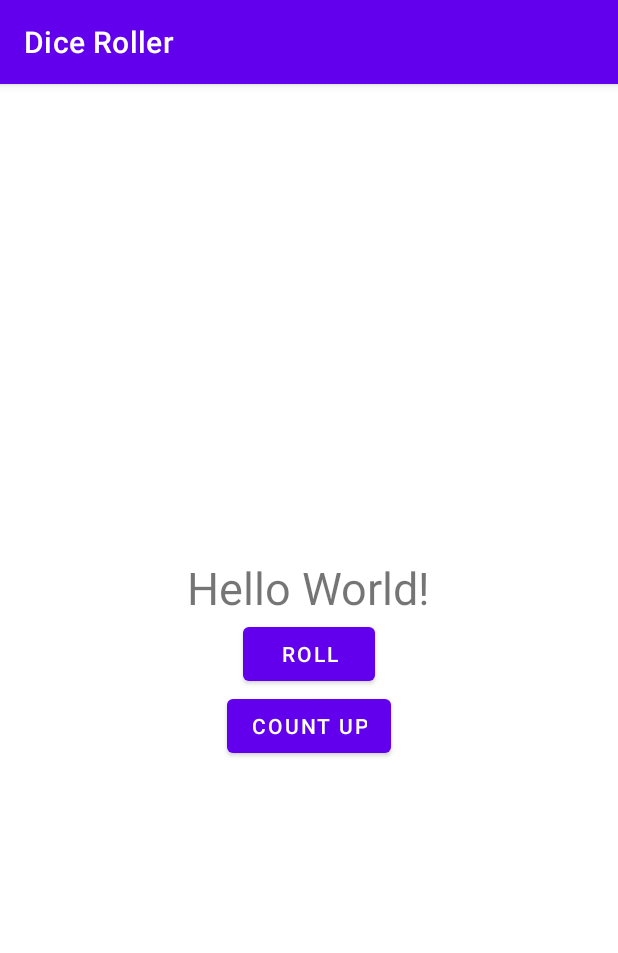
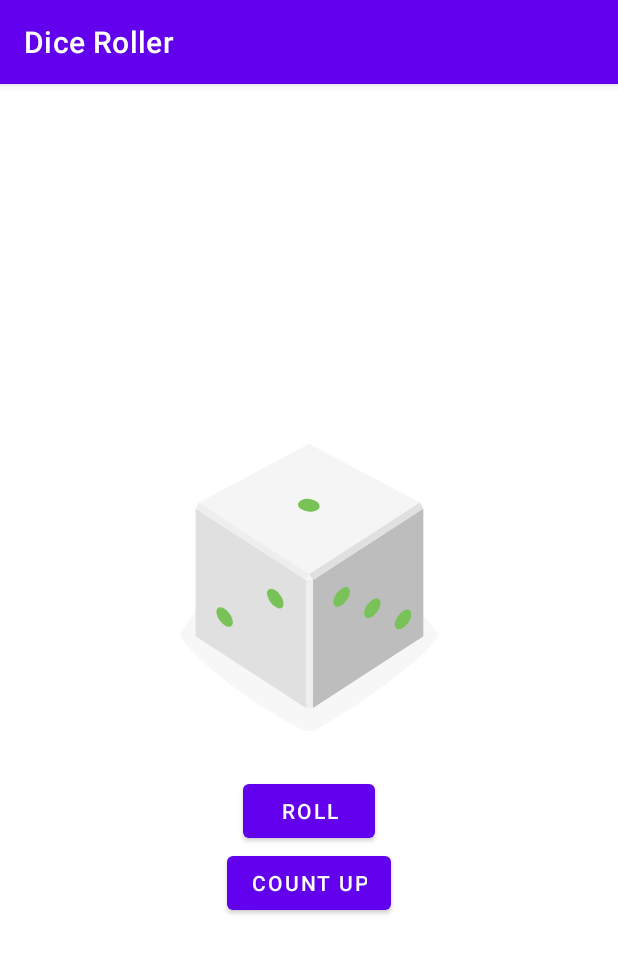
Before and after one commit to disebud/dice_exercise, an Android app: the screen it shows after launch (MainActivity), on a phone screen of 412 x 824 dp. Shown: the top 953 px of the screen. Run offline under Robolectric (Android 15) with nearby library versions, the phone set to English and light mode, and no system bars.

Commit message:
Dice Roller With Image

```diff
--- a/app/src/main/java/com/example/myapplication/MainActivity.kt
+++ b/app/src/main/java/com/example/myapplication/MainActivity.kt
@@ -3,6 +3,7 @@ package com.example.myapplication
 import androidx.appcompat.app.AppCompatActivity
 import android.os.Bundle
 import android.widget.Button
+import android.widget.ImageView
 import android.widget.TextView
 import android.widget.Toast
 import com.example.myapplication.R.string.hello
@@ -17,37 +18,46 @@ class MainActivity : AppCompatActivity() {
 
 
         rollButton.setOnClickListener{rollDice()}
-        countUpButton.setOnClickListener{countUp()}
+//        countUpButton.setOnClickListener{countUp()}
 
     }
 
 
     private fun rollDice(){
         val randomInt = (1..6).random()
-        val resultText: TextView = findViewById(R.id.result_text)
+        val diceImage: ImageView = findViewById(R.id.dice_image)
 
-        resultText.text = randomInt.toString()
+        val drawableResource = when (randomInt) {
+            1 -> R.drawable.dice_1
+            2 -> R.drawable.dice_2
+            3 -> R.drawable.dice_3
+            4 -> R.drawable.dice_4
+            5 -> R.drawable.dice_5
+            else -> R.drawable.dice_6
+        }
 
-        Toast.makeText(this,"Button Clicked",
+        diceImage.setImageResource(drawableResource)
+
+        Toast.makeText(this,"Button Clicked, Dice Number : $randomInt",
         Toast.LENGTH_SHORT).show()
     }
 
-    private fun countUp(){
-        val resultText: TextView = findViewById(R.id.result_text)
-
-       var hasil =  resultText.text.toString()
-
-        if (hasil == getString(R.string.hello)){
-                resultText.text = "1"
-        }else{
-            var numberNow = hasil.toInt()
-            if (numberNow < 6) {
-                numberNow+=1
-                resultText.text = numberNow.toString()
-            }
-        }
-
-
-
-    }
+//    private fun countUp(){
+//        val resultText: TextView = findViewById(R.id.result_text)
+//
+//       var hasil =  resultText.text.toString()
+//
+//        if (hasil == getString(R.string.hello)){
+//                resultText.text = "1"
+//        }else{
+//            var numberNow = hasil.toInt()
+//            if (numberNow < 6) {
+//                numberNow+=1
+//                resultText.text = numberNow.toString()
+//            }
+//        }
+//
+//
+//
+//    }
 }
--- /dev/null
+++ b/app/src/main/res/drawable/dice_1.xml
@@ -0,0 +1,66 @@
+<!--
+  ~ Copyright 2018, The Android Open Source Project
+  ~
+  ~ Licensed under the Apache License, Version 2.0 (the "License");
+  ~ you may not use this file except in compliance with the License.
+  ~ You may obtain a copy of the License at
+  ~
+  ~     http://www.apache.org/licenses/LICENSE-2.0
+  ~
+  ~ Unless required by applicable law or agreed to in writing, software
+  ~ distributed under the License is distributed on an "AS IS" BASIS,
+  ~ WITHOUT WARRANTIES OR CONDITIONS OF ANY KIND, either express or implied.
+  ~ See the License for the specific language governing permissions and
+  ~ limitations under the License.
+  -->
+
+<vector xmlns:android="http://schemas.android.com/apk/res/android"
+    android:width="200dp"
+    android:height="250dp"
+    android:viewportWidth="800"
+    android:viewportHeight="1000">
+    <path
+        android:fillAlpha="0.5"
+        android:fillColor="#eee"
+        android:pathData="M740.8,635.42c-68.27,90.47 -249.77,201.76 -316,240.63a50.7,50.7 0,0 1,-49.93 0.81c-64.19,-35 -234.09,-133.88 -315.65,-242a14.69,14.69 0,0 1,-0.12 -17.49c77.58,-106.29 159.67,-258.89 341.06,-258.89 182,0 242.19,139.08 340.27,258.88A14.62,14.62 0,0 1,740.8 635.42Z"
+        android:strokeAlpha="0.5" />
+    <path
+        android:fillColor="#bdbdbd"
+        android:pathData="M704.9,630l-294.29,191.06l0,-340.85l294.29,-191.06l0,340.85z" />
+    <path
+        android:fillColor="#e0e0e0"
+        android:pathData="M97.59,630l294.29,191.06l0,-340.85l-294.29,-191.06l0,340.85z" />
+    <path
+        android:fillColor="#f5f5f5"
+        android:pathData="M400.14,464.73l-293.19,-191.45l293.19,-156.31l295.39,156.31l-295.39,191.45z" />
+    <path
+        android:fillColor="#eee"
+        android:pathData="M106.95,273.28l-9.36,15.87l294.29,191.06l8.26,-15.48l-293.19,-191.45z" />
+    <path
+        android:fillColor="#e0e0e0"
+        android:pathData="M695.53,273.28l9.37,15.87l-294.29,191.06l-10.47,-15.48l295.39,-191.45z" />
+    <path
+        android:fillColor="#eee"
+        android:pathData="M391.88,480.21h18.73v340.85h-18.73z" />
+    <path
+        android:fillColor="#f5f5f5"
+        android:pathData="M400.14,464.73l-8.26,15.48l18.73,0l-10.47,-15.48z" />
+    <path
+        android:fillColor="#78c257"
+        android:pathData="M397.45,297.62a16.9,28.71 97.07,1 0,4.16 -33.54a16.9,28.71 97.07,1 0,-4.16 33.54z" />
+    <path
+        android:fillColor="#78c257"
+        android:pathData="M297.17,539.02a30.12,16.11 53.82,1 0,26.01 -19.02a30.12,16.11 53.82,1 0,-26.01 19.02z" />
+    <path
+        android:fillColor="#78c257"
+        android:pathData="M161.96,588.24a30.12,16.11 53.82,1 0,26.01 -19.02a30.12,16.11 53.82,1 0,-26.01 19.02z" />
+    <path
+        android:fillColor="#78c257"
+        android:pathData="M551.15,579.45a30.12,16.11 126.18,1 0,35.56 -48.62a30.12,16.11 126.18,1 0,-35.56 48.62z" />
+    <path
+        android:fillColor="#78c257"
+        android:pathData="M469.12,549.58a30.12,16.11 126.18,1 0,35.56 -48.62a30.12,16.11 126.18,1 0,-35.56 48.62z" />
+    <path
+        android:fillColor="#78c257"
+        android:pathData="M633.17,609.29a30.12,16.11 126.18,1 0,35.56 -48.62a30.12,16.11 126.18,1 0,-35.56 48.62z" />
+</vector>
--- /dev/null
+++ b/app/src/main/res/drawable/dice_2.xml
@@ -0,0 +1,66 @@
+<!--
+  ~ Copyright 2018, The Android Open Source Project
+  ~
+  ~ Licensed under the Apache License, Version 2.0 (the "License");
+  ~ you may not use this file except in compliance with the License.
+  ~ You may obtain a copy of the License at
+  ~
+  ~     http://www.apache.org/licenses/LICENSE-2.0
+  ~
+  ~ Unless required by applicable law or agreed to in writing, software
+  ~ distributed under the License is distributed on an "AS IS" BASIS,
+  ~ WITHOUT WARRANTIES OR CONDITIONS OF ANY KIND, either express or implied.
+  ~ See the License for the specific language governing permissions and
+  ~ limitations under the License.
+  -->
+
+<vector xmlns:android="http://schemas.android.com/apk/res/android"
+    android:width="200dp"
+    android:height="250dp"
+    android:viewportWidth="800"
+    android:viewportHeight="1000">
+    <path
+        android:fillAlpha="0.5"
+        android:fillColor="#eee"
+        android:pathData="M740.8,635.42c-68.27,90.47 -249.77,201.76 -316,240.63a50.7,50.7 0,0 1,-49.93 0.81c-64.19,-35 -234.09,-133.88 -315.65,-242a14.69,14.69 0,0 1,-0.12 -17.49c77.58,-106.29 159.67,-258.89 341.06,-258.89 182,0 242.19,139.08 340.27,258.88A14.62,14.62 0,0 1,740.8 635.42Z"
+        android:strokeAlpha="0.5" />
+    <path
+        android:fillColor="#bdbdbd"
+        android:pathData="M704.9,630l-294.29,191.06l0,-340.85l294.29,-191.06l0,340.85z" />
+    <path
+        android:fillColor="#e0e0e0"
+        android:pathData="M97.59,630l294.29,191.06l0,-340.85l-294.29,-191.06l0,340.85z" />
+    <path
+        android:fillColor="#f5f5f5"
+        android:pathData="M400.14,464.73l-293.19,-191.45l293.19,-156.31l295.39,156.31l-295.39,191.45z" />
+    <path
+        android:fillColor="#eee"
+        android:pathData="M106.95,273.28l-9.36,15.87l294.29,191.06l8.26,-15.48l-293.19,-191.45z" />
+    <path
+        android:fillColor="#e0e0e0"
+        android:pathData="M695.53,273.28l9.37,15.87l-294.29,191.06l-10.47,-15.48l295.39,-191.45z" />
+    <path
+        android:fillColor="#eee"
+        android:pathData="M391.88,480.21h18.73v340.85h-18.73z" />
+    <path
+        android:fillColor="#f5f5f5"
+        android:pathData="M400.14,464.73l-8.26,15.48l18.73,0l-10.47,-15.48z" />
+    <path
+        android:fillColor="#78c257"
+        android:pathData="M520.85,303.25a16.9,28.71 97.07,1 0,4.16 -33.54a16.9,28.71 97.07,1 0,-4.16 33.54z" />
+    <path
+        android:fillColor="#78c257"
+        android:pathData="M273.33,291.99a16.9,28.71 97.07,1 0,4.16 -33.54a16.9,28.71 97.07,1 0,-4.16 33.54z" />
+    <path
+        android:fillColor="#78c257"
+        android:pathData="M229.56,563.64a30.12,16.11 53.82,1 0,26.01 -19.02a30.12,16.11 53.82,1 0,-26.01 19.02z" />
+    <path
+        android:fillColor="#78c257"
+        android:pathData="M311.58,533.77a30.12,16.11 53.82,1 0,26.01 -19.02a30.12,16.11 53.82,1 0,-26.01 19.02z" />
+    <path
+        android:fillColor="#78c257"
+        android:pathData="M147.54,593.49a30.12,16.11 53.82,1 0,26.01 -19.02a30.12,16.11 53.82,1 0,-26.01 19.02z" />
+    <path
+        android:fillColor="#78c257"
+        android:pathData="M551.15,579.45a30.12,16.11 126.18,1 0,35.56 -48.62a30.12,16.11 126.18,1 0,-35.56 48.62z" />
+</vector>
--- /dev/null
+++ b/app/src/main/res/drawable/dice_3.xml
@@ -0,0 +1,66 @@
+<!--
+  ~ Copyright 2018, The Android Open Source Project
+  ~
+  ~ Licensed under the Apache License, Version 2.0 (the "License");
+  ~ you may not use this file except in compliance with the License.
+  ~ You may obtain a copy of the License at
+  ~
+  ~     http://www.apache.org/licenses/LICENSE-2.0
+  ~
+  ~ Unless required by applicable law or agreed to in writing, software
+  ~ distributed under the License is distributed on an "AS IS" BASIS,
+  ~ WITHOUT WARRANTIES OR CONDITIONS OF ANY KIND, either express or implied.
+  ~ See the License for the specific language governing permissions and
+  ~ limitations under the License.
+  -->
+
+<vector xmlns:android="http://schemas.android.com/apk/res/android"
+    android:width="200dp"
+    android:height="250dp"
+    android:viewportWidth="800"
+    android:viewportHeight="1000">
+    <path
+        android:fillAlpha="0.5"
+        android:fillColor="#eee"
+        android:pathData="M740.8,635.42c-68.27,90.47 -249.77,201.76 -316,240.63a50.7,50.7 0,0 1,-49.93 0.81c-64.19,-35 -234.09,-133.88 -315.65,-242a14.69,14.69 0,0 1,-0.12 -17.49c77.58,-106.29 159.67,-258.89 341.06,-258.89 182,0 242.19,139.08 340.27,258.88A14.62,14.62 0,0 1,740.8 635.42Z"
+        android:strokeAlpha="0.5" />
+    <path
+        android:fillColor="#bdbdbd"
+        android:pathData="M704.9,630l-294.29,191.06l0,-340.85l294.29,-191.06l0,340.85z" />
+    <path
+        android:fillColor="#e0e0e0"
+        android:pathData="M97.59,630l294.29,191.06l0,-340.85l-294.29,-191.06l0,340.85z" />
+    <path
+        android:fillColor="#f5f5f5"
+        android:pathData="M400.14,464.73l-293.19,-191.45l293.19,-156.31l295.39,156.31l-295.39,191.45z" />
+    <path
+        android:fillColor="#eee"
+        android:pathData="M106.95,273.28l-9.36,15.87l294.29,191.06l8.26,-15.48l-293.19,-191.45z" />
+    <path
+        android:fillColor="#e0e0e0"
+        android:pathData="M695.53,273.28l9.37,15.87l-294.29,191.06l-10.47,-15.48l295.39,-191.45z" />
+    <path
+        android:fillColor="#eee"
+        android:pathData="M391.88,480.21h18.73v340.85h-18.73z" />
+    <path
+        android:fillColor="#f5f5f5"
+        android:pathData="M400.14,464.73l-8.26,15.48l18.73,0l-10.47,-15.48z" />
+    <path
+        android:fillColor="#78c257"
+        android:pathData="M398.11,297.62a16.9,28.71 97.07,1 0,4.16 -33.54a16.9,28.71 97.07,1 0,-4.16 33.54z" />
+    <path
+        android:fillColor="#78c257"
+        android:pathData="M548.27,304.46a16.9,28.71 97.07,1 0,4.16 -33.54a16.9,28.71 97.07,1 0,-4.16 33.54z" />
+    <path
+        android:fillColor="#78c257"
+        android:pathData="M247.95,290.79a16.9,28.71 97.07,1 0,4.16 -33.54a16.9,28.71 97.07,1 0,-4.16 33.54z" />
+    <path
+        android:fillColor="#78c257"
+        android:pathData="M229.56,563.64a30.12,16.11 53.82,1 0,26.01 -19.02a30.12,16.11 53.82,1 0,-26.01 19.02z" />
+    <path
+        android:fillColor="#78c257"
+        android:pathData="M483.54,554.83a30.12,16.11 126.18,1 0,35.56 -48.62a30.12,16.11 126.18,1 0,-35.56 48.62z" />
+    <path
+        android:fillColor="#78c257"
+        android:pathData="M618.75,604.04a30.12,16.11 126.18,1 0,35.56 -48.62a30.12,16.11 126.18,1 0,-35.56 48.62z" />
+</vector>
--- /dev/null
+++ b/app/src/main/res/drawable/dice_4.xml
@@ -0,0 +1,69 @@
+<!--
+  ~ Copyright 2018, The Android Open Source Project
+  ~
+  ~ Licensed under the Apache License, Version 2.0 (the "License");
+  ~ you may not use this file except in compliance with the License.
+  ~ You may obtain a copy of the License at
+  ~
+  ~     http://www.apache.org/licenses/LICENSE-2.0
+  ~
+  ~ Unless required by applicable law or agreed to in writing, software
+  ~ distributed under the License is distributed on an "AS IS" BASIS,
+  ~ WITHOUT WARRANTIES OR CONDITIONS OF ANY KIND, either express or implied.
+  ~ See the License for the specific language governing permissions and
+  ~ limitations under the License.
+  -->
+
+<vector xmlns:android="http://schemas.android.com/apk/res/android"
+    android:width="200dp"
+    android:height="250dp"
+    android:viewportWidth="800"
+    android:viewportHeight="1000">
+    <path
+        android:fillAlpha="0.5"
+        android:fillColor="#eee"
+        android:pathData="M740.8,635.42c-68.27,90.47 -249.77,201.76 -316,240.63a50.7,50.7 0,0 1,-49.93 0.81c-64.19,-35 -234.09,-133.88 -315.65,-242a14.69,14.69 0,0 1,-0.12 -17.49c77.58,-106.29 159.67,-258.89 341.06,-258.89 182,0 242.19,139.08 340.27,258.88A14.62,14.62 0,0 1,740.8 635.42Z"
+        android:strokeAlpha="0.5" />
+    <path
+        android:fillColor="#bdbdbd"
+        android:pathData="M704.9,630l-294.29,191.06l0,-340.85l294.29,-191.06l0,340.85z" />
+    <path
+        android:fillColor="#e0e0e0"
+        android:pathData="M97.59,630l294.29,191.06l0,-340.85l-294.29,-191.06l0,340.85z" />
+    <path
+        android:fillColor="#f5f5f5"
+        android:pathData="M400.14,464.73l-293.19,-191.45l293.19,-156.31l295.39,156.31l-295.39,191.45z" />
+    <path
+        android:fillColor="#eee"
+        android:pathData="M106.95,273.28l-9.36,15.87l294.29,191.06l8.26,-15.48l-293.19,-191.45z" />
+    <path
+        android:fillColor="#e0e0e0"
+        android:pathData="M695.53,273.28l9.37,15.87l-294.29,191.06l-10.47,-15.48l295.39,-191.45z" />
+    <path
+        android:fillColor="#eee"
+        android:pathData="M391.88,480.21h18.73v340.85h-18.73z" />
+    <path
+        android:fillColor="#f5f5f5"
+        android:pathData="M400.14,464.73l-8.26,15.48l18.73,0l-10.47,-15.48z" />
+    <path
+        android:fillColor="#78c257"
+        android:pathData="M530.08,303.65a16.9,28.71 97.07,1 0,4.16 -33.54a16.9,28.71 97.07,1 0,-4.16 33.54z" />
+    <path
+        android:fillColor="#78c257"
+        android:pathData="M389.68,218.17a16.9,28.71 97.07,1 0,4.16 -33.54a16.9,28.71 97.07,1 0,-4.16 33.54z" />
+    <path
+        android:fillColor="#78c257"
+        android:pathData="M405.35,377.09a16.9,28.71 97.07,1 0,4.16 -33.54a16.9,28.71 97.07,1 0,-4.16 33.54z" />
+    <path
+        android:fillColor="#78c257"
+        android:pathData="M264.95,291.6a16.9,28.71 97.07,1 0,4.16 -33.54a16.9,28.71 97.07,1 0,-4.16 33.54z" />
+    <path
+        android:fillColor="#78c257"
+        android:pathData="M297.17,541.59a30.12,16.11 53.82,1 0,26.01 -19.02a30.12,16.11 53.82,1 0,-26.01 19.02z" />
+    <path
+        android:fillColor="#78c257"
+        android:pathData="M161.96,590.81a30.12,16.11 53.82,1 0,26.01 -19.02a30.12,16.11 53.82,1 0,-26.01 19.02z" />
+    <path
+        android:fillColor="#78c257"
+        android:pathData="M551.15,579.45a30.12,16.11 126.18,1 0,35.56 -48.62a30.12,16.11 126.18,1 0,-35.56 48.62z" />
+</vector>
--- /dev/null
+++ b/app/src/main/res/drawable/dice_5.xml
@@ -0,0 +1,75 @@
+<!--
+  ~ Copyright 2018, The Android Open Source Project
+  ~
+  ~ Licensed under the Apache License, Version 2.0 (the "License");
+  ~ you may not use this file except in compliance with the License.
+  ~ You may obtain a copy of the License at
+  ~
+  ~     http://www.apache.org/licenses/LICENSE-2.0
+  ~
+  ~ Unless required by applicable law or agreed to in writing, software
+  ~ distributed under the License is distributed on an "AS IS" BASIS,
+  ~ WITHOUT WARRANTIES OR CONDITIONS OF ANY KIND, either express or implied.
+  ~ See the License for the specific language governing permissions and
+  ~ limitations under the License.
+  -->
+
+<vector xmlns:android="http://schemas.android.com/apk/res/android"
+    android:width="200dp"
+    android:height="250dp"
+    android:viewportWidth="800"
+    android:viewportHeight="1000">
+    <path
+        android:fillAlpha="0.5"
+        android:fillColor="#eee"
+        android:pathData="M740.8,635.42c-68.27,90.47 -249.77,201.76 -316,240.63a50.7,50.7 0,0 1,-49.93 0.81c-64.19,-35 -234.09,-133.88 -315.65,-242a14.69,14.69 0,0 1,-0.12 -17.49c77.58,-106.29 159.67,-258.89 341.06,-258.89 182,0 242.19,139.08 340.27,258.88A14.62,14.62 0,0 1,740.8 635.42Z"
+        android:strokeAlpha="0.5" />
+    <path
+        android:fillColor="#bdbdbd"
+        android:pathData="M704.9,630l-294.29,191.06l0,-340.85l294.29,-191.06l0,340.85z" />
+    <path
+        android:fillColor="#e0e0e0"
+        android:pathData="M97.59,630l294.29,191.06l0,-340.85l-294.29,-191.06l0,340.85z" />
+    <path
+        android:fillColor="#f5f5f5"
+        android:pathData="M400.14,464.73l-293.19,-191.45l293.19,-156.31l295.39,156.31l-295.39,191.45z" />
+    <path
+        android:fillColor="#eee"
+        android:pathData="M106.95,273.28l-9.36,15.87l294.29,191.06l8.26,-15.48l-293.19,-191.45z" />
+    <path
+        android:fillColor="#e0e0e0"
+        android:pathData="M695.53,273.28l9.37,15.87l-294.29,191.06l-10.47,-15.48l295.39,-191.45z" />
+    <path
+        android:fillColor="#eee"
+        android:pathData="M391.88,480.21h18.73v340.85h-18.73z" />
+    <path
+        android:fillColor="#f5f5f5"
+        android:pathData="M400.14,464.73l-8.26,15.48l18.73,0l-10.47,-15.48z" />
+    <path
+        android:fillColor="#78c257"
+        android:pathData="M397.05,297.63a16.9,28.71 97.07,1 0,4.16 -33.54a16.9,28.71 97.07,1 0,-4.16 33.54z" />
+    <path
+        android:fillColor="#78c257"
+        android:pathData="M547.21,304.45a16.9,28.71 97.07,1 0,4.16 -33.54a16.9,28.71 97.07,1 0,-4.16 33.54z" />
+    <path
+        android:fillColor="#78c257"
+        android:pathData="M388.17,207.62a16.9,28.71 97.07,1 0,4.16 -33.54a16.9,28.71 97.07,1 0,-4.16 33.54z" />
+    <path
+        android:fillColor="#78c257"
+        android:pathData="M405.93,387.62a16.9,28.71 97.07,1 0,4.16 -33.54a16.9,28.71 97.07,1 0,-4.16 33.54z" />
+    <path
+        android:fillColor="#78c257"
+        android:pathData="M246.89,290.79a16.9,28.71 97.07,1 0,4.16 -33.54a16.9,28.71 97.07,1 0,-4.16 33.54z" />
+    <path
+        android:fillColor="#78c257"
+        android:pathData="M229.56,563.64a30.12,16.11 53.82,1 0,26.01 -19.02a30.12,16.11 53.82,1 0,-26.01 19.02z" />
+    <path
+        android:fillColor="#78c257"
+        android:pathData="M551.15,579.45a30.12,16.11 126.18,1 0,35.56 -48.62a30.12,16.11 126.18,1 0,-35.56 48.62z" />
+    <path
+        android:fillColor="#78c257"
+        android:pathData="M469.12,549.58a30.12,16.11 126.18,1 0,35.56 -48.62a30.12,16.11 126.18,1 0,-35.56 48.62z" />
+    <path
+        android:fillColor="#78c257"
+        android:pathData="M633.17,609.29a30.12,16.11 126.18,1 0,35.56 -48.62a30.12,16.11 126.18,1 0,-35.56 48.62z" />
+</vector>
--- /dev/null
+++ b/app/src/main/res/drawable/dice_6.xml
@@ -0,0 +1,81 @@
+<!--
+  ~ Copyright 2018, The Android Open Source Project
+  ~
+  ~ Licensed under the Apache License, Version 2.0 (the "License");
+  ~ you may not use this file except in compliance with the License.
+  ~ You may obtain a copy of the License at
+  ~
+  ~     http://www.apache.org/licenses/LICENSE-2.0
+  ~
+  ~ Unless required by applicable law or agreed to in writing, software
+  ~ distributed under the License is distributed on an "AS IS" BASIS,
+  ~ WITHOUT WARRANTIES OR CONDITIONS OF ANY KIND, either express or implied.
+  ~ See the License for the specific language governing permissions and
+  ~ limitations under the License.
+  -->
+
+<vector xmlns:android="http://schemas.android.com/apk/res/android"
+    android:width="200dp"
+    android:height="250dp"
+    android:viewportWidth="800"
+    android:viewportHeight="1000">
+    <path
+        android:fillAlpha="0.5"
+        android:fillColor="#eee"
+        android:pathData="M740.8,635.42c-68.27,90.47 -249.77,201.76 -316,240.63a50.7,50.7 0,0 1,-49.93 0.81c-64.19,-35 -234.09,-133.88 -315.65,-242a14.69,14.69 0,0 1,-0.12 -17.49c77.58,-106.29 159.67,-258.89 341.06,-258.89 182,0 242.19,139.08 340.27,258.88A14.62,14.62 0,0 1,740.8 635.42Z"
+        android:strokeAlpha="0.5" />
+    <path
+        android:fillColor="#bdbdbd"
+        android:pathData="M704.9,630l-294.29,191.06l0,-340.85l294.29,-191.06l0,340.85z" />
+    <path
+        android:fillColor="#e0e0e0"
+        android:pathData="M97.59,630l294.29,191.06l0,-340.85l-294.29,-191.06l0,340.85z" />
+    <path
+        android:fillColor="#f5f5f5"
+        android:pathData="M400.14,464.73l-293.19,-191.45l293.19,-156.31l295.39,156.31l-295.39,191.45z" />
+    <path
+        android:fillColor="#eee"
+        android:pathData="M106.95,273.28l-9.36,15.87l294.29,191.06l8.26,-15.48l-293.19,-191.45z" />
+    <path
+        android:fillColor="#e0e0e0"
+        android:pathData="M695.53,273.28l9.37,15.87l-294.29,191.06l-10.47,-15.48l295.39,-191.45z" />
+    <path
+        android:fillColor="#eee"
+        android:pathData="M391.88,480.21h18.73v340.85h-18.73z" />
+    <path
+        android:fillColor="#f5f5f5"
+        android:pathData="M400.14,464.73l-8.26,15.48l18.73,0l-10.47,-15.48z" />
+    <path
+        android:fillColor="#78c257"
+        android:pathData="M326.53,254.89a16.9,28.71 97.07,1 0,4.16 -33.54a16.9,28.71 97.07,1 0,-4.16 33.54z" />
+    <path
+        android:fillColor="#78c257"
+        android:pathData="M537.57,298.78a16.9,28.71 97.07,1 0,4.16 -33.54a16.9,28.71 97.07,1 0,-4.16 33.54z" />
+    <path
+        android:fillColor="#78c257"
+        android:pathData="M397.17,213.3a16.9,28.71 97.07,1 0,4.16 -33.54a16.9,28.71 97.07,1 0,-4.16 33.54z" />
+    <path
+        android:fillColor="#78c257"
+        android:pathData="M396.31,381.95a16.9,28.71 97.07,1 0,4.16 -33.54a16.9,28.71 97.07,1 0,-4.16 33.54z" />
+    <path
+        android:fillColor="#78c257"
+        android:pathData="M255.91,296.47a16.9,28.71 97.07,1 0,4.16 -33.54a16.9,28.71 97.07,1 0,-4.16 33.54z" />
+    <path
+        android:fillColor="#78c257"
+        android:pathData="M466.93,340.37a16.9,28.71 97.07,1 0,4.16 -33.54a16.9,28.71 97.07,1 0,-4.16 33.54z" />
+    <path
+        android:fillColor="#78c257"
+        android:pathData="M230,563.64a30.12,16.11 53.82,1 0,26.01 -19.02a30.12,16.11 53.82,1 0,-26.01 19.02z" />
+    <path
+        android:fillColor="#78c257"
+        android:pathData="M312.02,533.78a30.12,16.11 53.82,1 0,26.01 -19.02a30.12,16.11 53.82,1 0,-26.01 19.02z" />
+    <path
+        android:fillColor="#78c257"
+        android:pathData="M147.96,593.48a30.12,16.11 53.82,1 0,26.01 -19.02a30.12,16.11 53.82,1 0,-26.01 19.02z" />
+    <path
+        android:fillColor="#78c257"
+        android:pathData="M483.54,554.83a30.12,16.11 126.18,1 0,35.56 -48.62a30.12,16.11 126.18,1 0,-35.56 48.62z" />
+    <path
+        android:fillColor="#78c257"
+        android:pathData="M618.75,604.04a30.12,16.11 126.18,1 0,35.56 -48.62a30.12,16.11 126.18,1 0,-35.56 48.62z" />
+</vector>
--- /dev/null
+++ b/app/src/main/res/drawable/empty_dice.xml
@@ -0,0 +1,27 @@
+<!--
+  ~ Copyright 2018, The Android Open Source Project
+  ~
+  ~ Licensed under the Apache License, Version 2.0 (the "License");
+  ~ you may not use this file except in compliance with the License.
+  ~ You may obtain a copy of the License at
+  ~
+  ~     http://www.apache.org/licenses/LICENSE-2.0
+  ~
+  ~ Unless required by applicable law or agreed to in writing, software
+  ~ distributed under the License is distributed on an "AS IS" BASIS,
+  ~ WITHOUT WARRANTIES OR CONDITIONS OF ANY KIND, either express or implied.
+  ~ See the License for the specific language governing permissions and
+  ~ limitations under the License.
+  -->
+
+<vector xmlns:android="http://schemas.android.com/apk/res/android"
+    android:width="200dp"
+    android:height="250dp"
+    android:viewportWidth="800"
+    android:viewportHeight="1000">
+
+    <path
+        android:fillColor="#00000000"
+        android:pathData="M0,0l0,0z" />
+
+</vector>
--- a/app/src/main/res/layout/activity_main.xml
+++ b/app/src/main/res/layout/activity_main.xml
@@ -9,14 +9,14 @@
     android:layout_gravity="center_vertical"
     tools:context=".MainActivity">
 
-    <TextView
-        android:id="@+id/result_text"
+    <ImageView
+        android:id="@+id/dice_image"
       android:layout_width="wrap_content"
       android:layout_height="wrap_content"
         android:layout_gravity="center_horizontal"
-        android:textSize="30sp"
-      android:text="@string/hello" />
-    w
+     android:src="@drawable/dice_1" />
+
+
     <Button
         android:id="@+id/roll_buton"
         android:layout_width="wrap_content"
```
